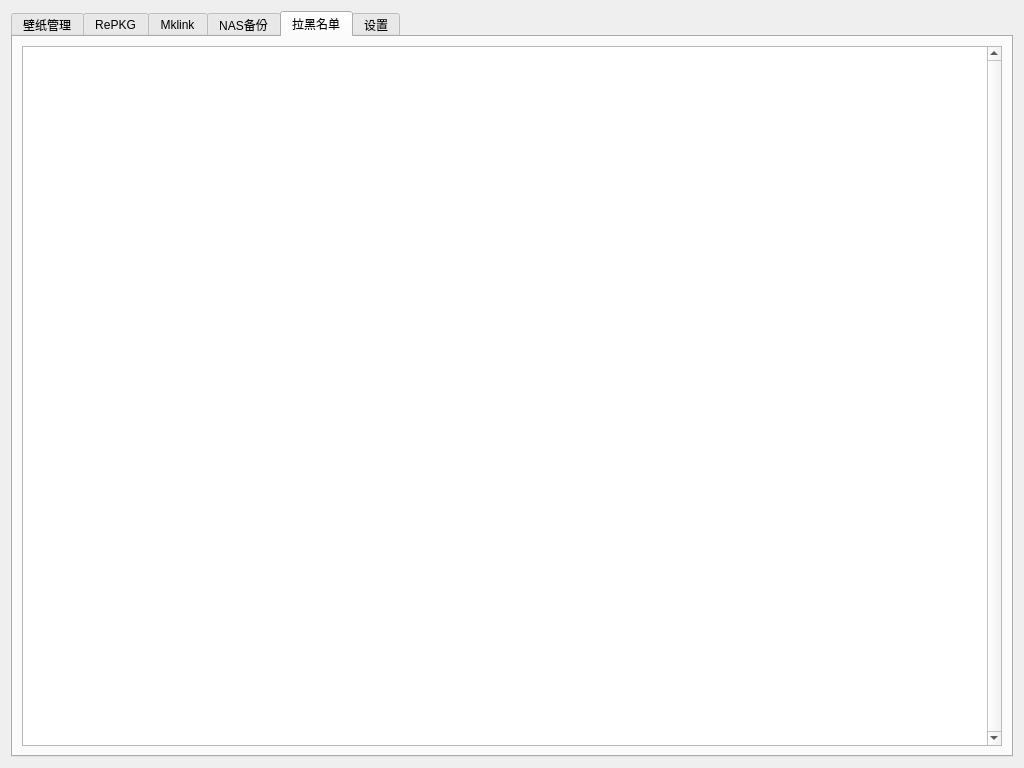
Qt form widgets/main.ui (w703001848/Wallpaper_Engine_Tools) before a commit.
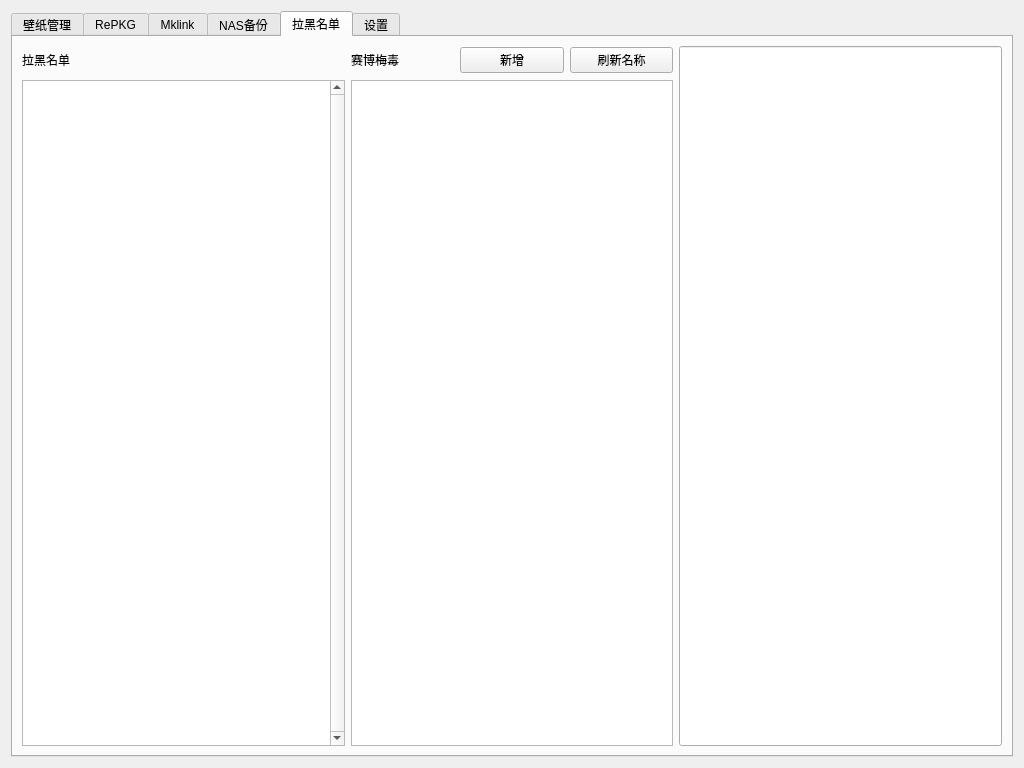
The same form after that commit. The open tabs and pages were chosen to show the change. Icons and pictures are not drawn.

```diff
--- a/widgets/main.ui
+++ b/widgets/main.ui
@@ -1420,17 +1420,86 @@
       <attribute name="title">
        <string>拉黑名单</string>
       </attribute>
-      <layout class="QGridLayout" name="gridLayout_5">
-       <item row="0" column="0">
-        <widget class="QListWidget" name="listWidget_authorblock">
-         <property name="frameShape">
-          <enum>QFrame::Shape::StyledPanel</enum>
-         </property>
-         <property name="verticalScrollBarPolicy">
-          <enum>Qt::ScrollBarPolicy::ScrollBarAlwaysOn</enum>
-         </property>
-         <property name="spacing">
-          <number>6</number>
+      <layout class="QHBoxLayout" name="horizontalLayout_18">
+       <item>
+        <layout class="QVBoxLayout" name="verticalLayout_12">
+         <item>
+          <widget class="QLabel" name="label_12">
+           <property name="minimumSize">
+            <size>
+             <width>0</width>
+             <height>28</height>
+            </size>
+           </property>
+           <property name="text">
+            <string>拉黑名单</string>
+           </property>
+          </widget>
+         </item>
+         <item>
+          <widget class="QListWidget" name="listWidget_authorblock">
+           <property name="frameShape">
+            <enum>QFrame::Shape::StyledPanel</enum>
+           </property>
+           <property name="verticalScrollBarPolicy">
+            <enum>Qt::ScrollBarPolicy::ScrollBarAlwaysOn</enum>
+           </property>
+           <property name="spacing">
+            <number>4</number>
+           </property>
+          </widget>
+         </item>
+        </layout>
+       </item>
+       <item>
+        <layout class="QVBoxLayout" name="verticalLayout_18">
+         <item>
+          <layout class="QHBoxLayout" name="horizontalLayout_17">
+           <item>
+            <widget class="QLabel" name="label_13">
+             <property name="minimumSize">
+              <size>
+               <width>0</width>
+               <height>28</height>
+              </size>
+             </property>
+             <property name="text">
+              <string>赛博梅毒</string>
+             </property>
+            </widget>
+           </item>
+           <item>
+            <widget class="QPushButton" name="btn_authorblock_new">
+             <property name="text">
+              <string>新增</string>
+             </property>
+            </widget>
+           </item>
+           <item>
+            <widget class="QPushButton" name="btn_authorblock_refresh">
+             <property name="text">
+              <string>刷新名称</string>
+             </property>
+            </widget>
+           </item>
+          </layout>
+         </item>
+         <item>
+          <widget class="QListWidget" name="listWidget_virus">
+           <property name="spacing">
+            <number>2</number>
+           </property>
+          </widget>
+         </item>
+        </layout>
+       </item>
+       <item>
+        <widget class="QLineEdit" name="lineEdit">
+         <property name="sizePolicy">
+          <sizepolicy hsizetype="Expanding" vsizetype="Preferred">
+           <horstretch>0</horstretch>
+           <verstretch>0</verstretch>
+          </sizepolicy>
          </property>
         </widget>
        </item>
```
Left out of the diff: 57 changed lines with no effect on the pictures.
